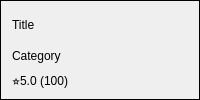
Qt form qt/business_card.ui (logancone/around_town_fbla) before a commit.
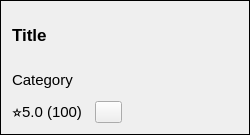
The same form after that commit.

Diff of the .ui file:
```diff
--- a/qt/business_card.ui
+++ b/qt/business_card.ui
@@ -6,8 +6,8 @@
    <rect>
     <x>0</x>
     <y>0</y>
-    <width>200</width>
-    <height>100</height>
+    <width>250</width>
+    <height>135</height>
    </rect>
   </property>
   <property name="sizePolicy">
@@ -16,6 +16,18 @@
     <verstretch>0</verstretch>
    </sizepolicy>
   </property>
+  <property name="minimumSize">
+   <size>
+    <width>250</width>
+    <height>135</height>
+   </size>
+  </property>
+  <property name="maximumSize">
+   <size>
+    <width>250</width>
+    <height>135</height>
+   </size>
+  </property>
   <property name="windowTitle">
    <string>Form</string>
   </property>
@@ -24,27 +36,78 @@
   </property>
   <layout class="QHBoxLayout" name="horizontalLayout" stretch="1,1">
    <item>
-    <layout class="QVBoxLayout" name="verticalLayout" stretch="1,1,0">
+    <layout class="QVBoxLayout" name="verticalLayout" stretch="3,2,1">
      <item>
       <widget class="QLabel" name="title">
+       <property name="font">
+        <font>
+         <pointsize>13</pointsize>
+         <bold>true</bold>
+        </font>
+       </property>
        <property name="text">
         <string>Title</string>
        </property>
+       <property name="wordWrap">
+        <bool>true</bool>
+       </property>
       </widget>
      </item>
      <item>
       <widget class="QLabel" name="category">
+       <property name="font">
+        <font>
+         <pointsize>11</pointsize>
+        </font>
+       </property>
        <property name="text">
         <string>Category</string>
        </property>
       </widget>
      </item>
      <item>
-      <widget class="QLabel" name="ratings">
-       <property name="text">
-        <string>⭐5.0 (100)</string>
+      <layout class="QHBoxLayout" name="horizontalLayout_3">
+       <property name="leftMargin">
+        <number>0</number>
        </property>
-      </widget>
+       <property name="topMargin">
+        <number>0</number>
+       </property>
+       <item>
+        <widget class="QLabel" name="ratings">
+         <property name="font">
+          <font>
+           <pointsize>11</pointsize>
+          </font>
+         </property>
+         <property name="text">
+          <string>⭐5.0 (100)</string>
+         </property>
+        </widget>
+       </item>
+       <item>
+        <widget class="QPushButton" name="bookmark_button">
+         <property name="sizePolicy">
+          <sizepolicy hsizetype="Minimum" vsizetype="Fixed">
+           <horstretch>10</horstretch>
+           <verstretch>0</verstretch>
+          </sizepolicy>
+         </property>
+         <property name="maximumSize">
+          <size>
+           <width>27</width>
+           <height>27</height>
+          </size>
+         </property>
+         <property name="text">
+          <string/>
+         </property>
+         <property name="checkable">
+          <bool>true</bool>
+         </property>
+        </widget>
+       </item>
+      </layout>
      </item>
     </layout>
    </item>
```
